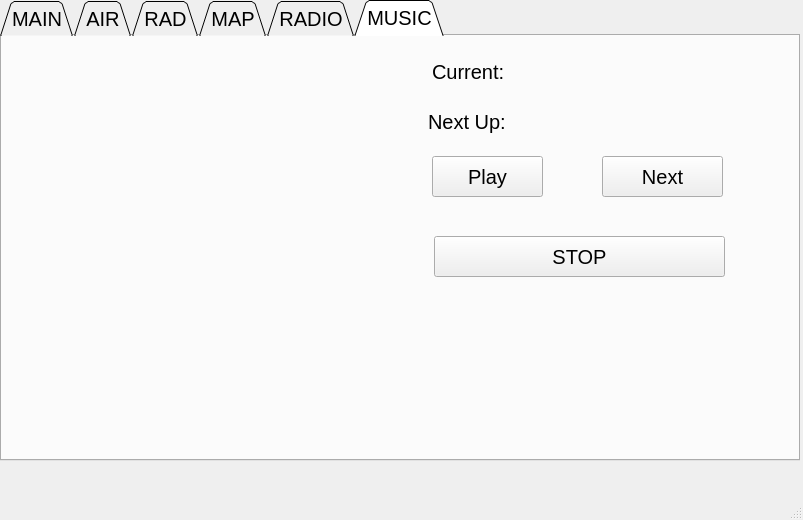
The window that PipBoy/PipBoyMenu.ui (Blizzartnaut/WorkingPipBoy) describes before a commit, drawn with Qt 5.
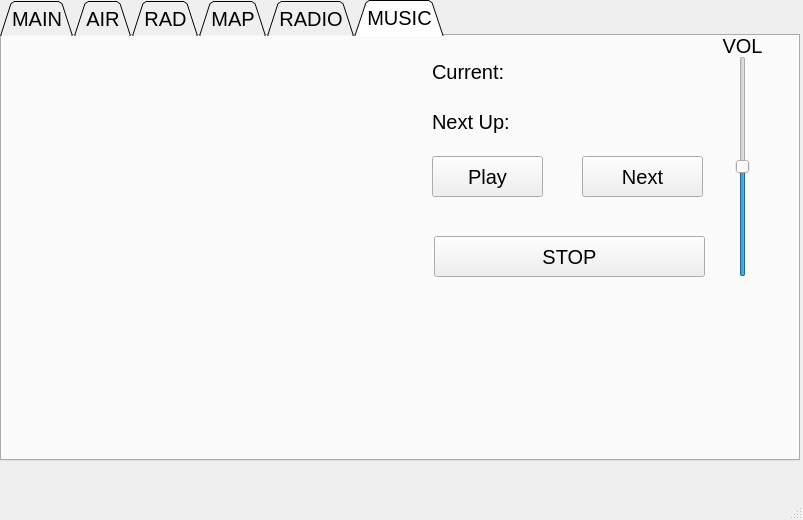
The same window after the commit.

Commit message: volume control added to ui

```diff
--- a/PipBoy/PipBoyMenu.ui
+++ b/PipBoy/PipBoyMenu.ui
@@ -750,7 +750,7 @@
        <rect>
         <x>430</x>
         <y>20</y>
-        <width>351</width>
+        <width>281</width>
         <height>31</height>
        </rect>
       </property>
@@ -761,9 +761,9 @@
      <widget class="QLabel" name="NextUp">
       <property name="geometry">
        <rect>
-        <x>426</x>
+        <x>430</x>
         <y>70</y>
-        <width>351</width>
+        <width>281</width>
         <height>31</height>
        </rect>
       </property>
@@ -787,7 +787,7 @@
      <widget class="QPushButton" name="NEXT">
       <property name="geometry">
        <rect>
-        <x>600</x>
+        <x>580</x>
         <y>120</y>
         <width>121</width>
         <height>41</height>
@@ -802,7 +802,7 @@
        <rect>
         <x>432</x>
         <y>200</y>
-        <width>291</width>
+        <width>271</width>
         <height>41</height>
        </rect>
       </property>
@@ -823,6 +823,50 @@
        <string/>
       </property>
      </widget>
+     <widget class="QSlider" name="VolSlider">
+      <property name="geometry">
+       <rect>
+        <x>720</x>
+        <y>20</y>
+        <width>41</width>
+        <height>221</height>
+       </rect>
+      </property>
+      <property name="maximum">
+       <number>100</number>
+      </property>
+      <property name="singleStep">
+       <number>5</number>
+      </property>
+      <property name="sliderPosition">
+       <number>50</number>
+      </property>
+      <property name="orientation">
+       <enum>Qt::Vertical</enum>
+      </property>
+      <property name="invertedAppearance">
+       <bool>false</bool>
+      </property>
+      <property name="invertedControls">
+       <bool>false</bool>
+      </property>
+     </widget>
+     <widget class="QLabel" name="label">
+      <property name="geometry">
+       <rect>
+        <x>720</x>
+        <y>0</y>
+        <width>41</width>
+        <height>20</height>
+       </rect>
+      </property>
+      <property name="text">
+       <string>VOL</string>
+      </property>
+      <property name="alignment">
+       <set>Qt::AlignCenter</set>
+      </property>
+     </widget>
     </widget>
    </widget>
   </widget>
```
Left out of the diff: 8 changed lines with no effect on the pictures. The commit also changes 3 other files.
